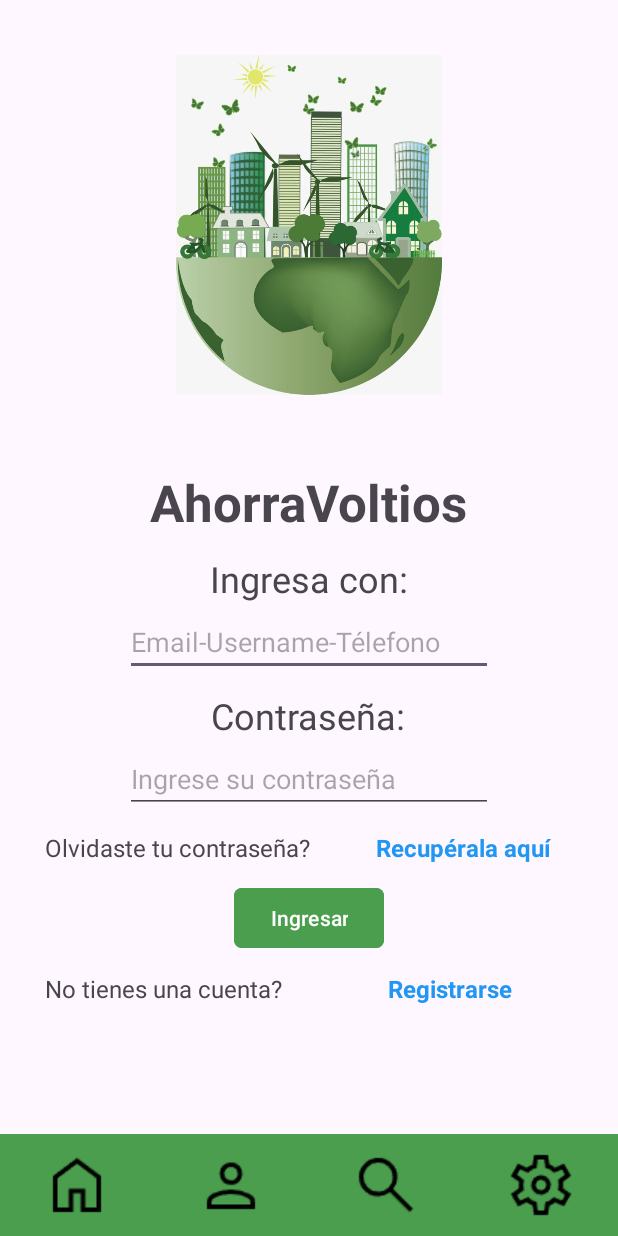
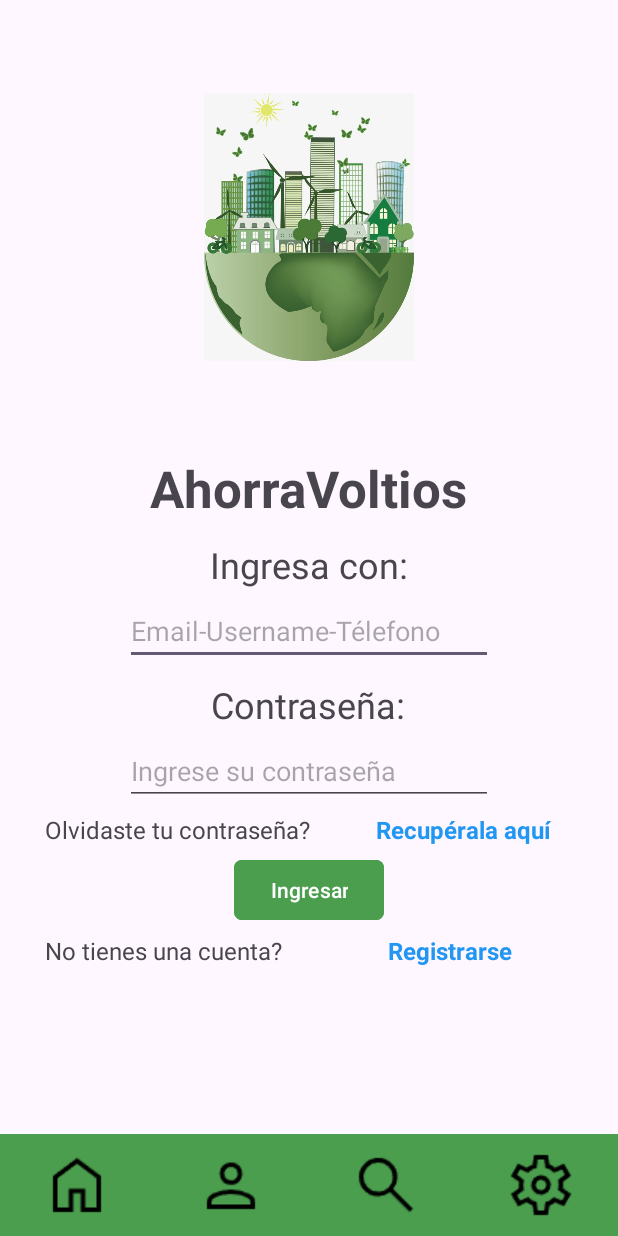
Before and after one commit to luispipe/AhorraVoltios, an Android app: the screen it shows after launch (LoginActivity), on a phone screen of 412 x 824 dp. Run offline under Robolectric (Android 15) with nearby library versions, the phone set to English and light mode, and no system bars.

Commit message:
Third Commit

```diff
--- a/app/src/main/java/com/example/ahorrovoltios/LoginActivity.java
+++ b/app/src/main/java/com/example/ahorrovoltios/LoginActivity.java
@@ -2,13 +2,29 @@ package com.example.ahorrovoltios;
 
 import androidx.appcompat.app.AppCompatActivity;
 
+import android.content.Intent;
 import android.os.Bundle;
+import android.view.View;
+import android.widget.Button;
 
 public class LoginActivity extends AppCompatActivity {
 
+    Button login;
     @Override
     protected void onCreate(Bundle savedInstanceState) {
         super.onCreate(savedInstanceState);
         setContentView(R.layout.activity_login);
+
+        login= findViewById(R.id.btLogin);
+
+        Intent home= new Intent(this,HomeActivity.class);
+        login.setOnClickListener(new View.OnClickListener() {
+            @Override
+            public void onClick(View v) {
+                startActivity(home);
+            }
+        });
+
+
     }
 }
--- a/app/src/main/res/layout/activity_login.xml
+++ b/app/src/main/res/layout/activity_login.xml
@@ -11,8 +11,8 @@
 
     <ImageView
         android:id="@+id/ivAhorraVoltiosLogin"
-        android:layout_width="177dp"
-        android:layout_height="226dp"
+        android:layout_width="140dp"
+        android:layout_height="200dp"
         android:layout_weight="1"
         android:src="@drawable/vector_energy_saving_caring_for_the_earth_png_images___vector__power_windmill__renewable_energy_png_transparent_background___pngtree" />
 
@@ -20,7 +20,6 @@
         android:id="@+id/tvAhorraVoltiosLogin"
         android:layout_width="wrap_content"
         android:layout_height="wrap_content"
-        android:paddingTop="12dp"
         android:paddingBottom="12dp"
         android:text="AhorraVoltios"
         android:textSize="34sp"
@@ -37,7 +36,7 @@
     <EditText
         android:id="@+id/etUserLogin"
         android:layout_width="245dp"
-        android:layout_height="43dp"
+        android:layout_height="wrap_content"
         android:ems="10"
         android:hint="Email-Username-Télefono"
         android:inputType="text" />
@@ -54,7 +53,7 @@
     <EditText
         android:id="@+id/etPasswordLogin"
         android:layout_width="245dp"
-        android:layout_height="43dp"
+        android:layout_height="wrap_content"
         android:ems="10"
         android:hint="Ingrese su contraseña"
         android:inputType="text" />
@@ -64,8 +63,8 @@
         android:layout_height="wrap_content"
         android:gravity="center"
         android:orientation="horizontal"
-        android:paddingTop="12dp"
-        android:paddingBottom="12dp">
+        android:paddingTop="5dp"
+        android:paddingBottom="5dp">
 
         <TextView
             android:id="@+id/tvForgotPassLogin"
@@ -101,8 +100,8 @@
         android:layout_height="wrap_content"
         android:gravity="center"
         android:orientation="horizontal"
-        android:paddingTop="12dp"
-        android:paddingBottom="12dp">
+        android:paddingTop="5dp"
+        android:paddingBottom="8dp">
 
         <TextView
             android:id="@+id/tvHaveAccount"
```
Also changed, not shown: app/src/main/res/layout/activity_home.xml (+9 -11 lines).
